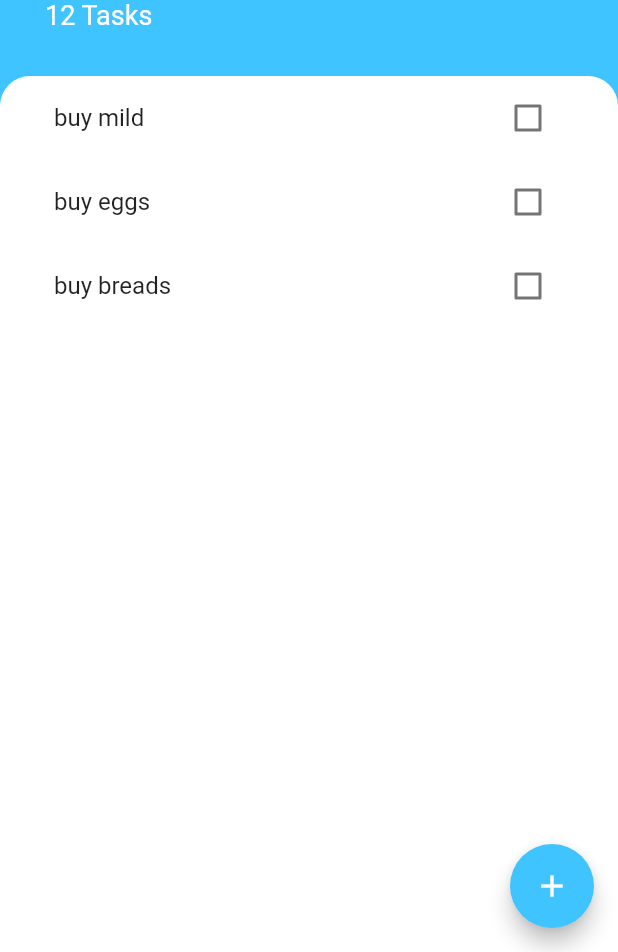
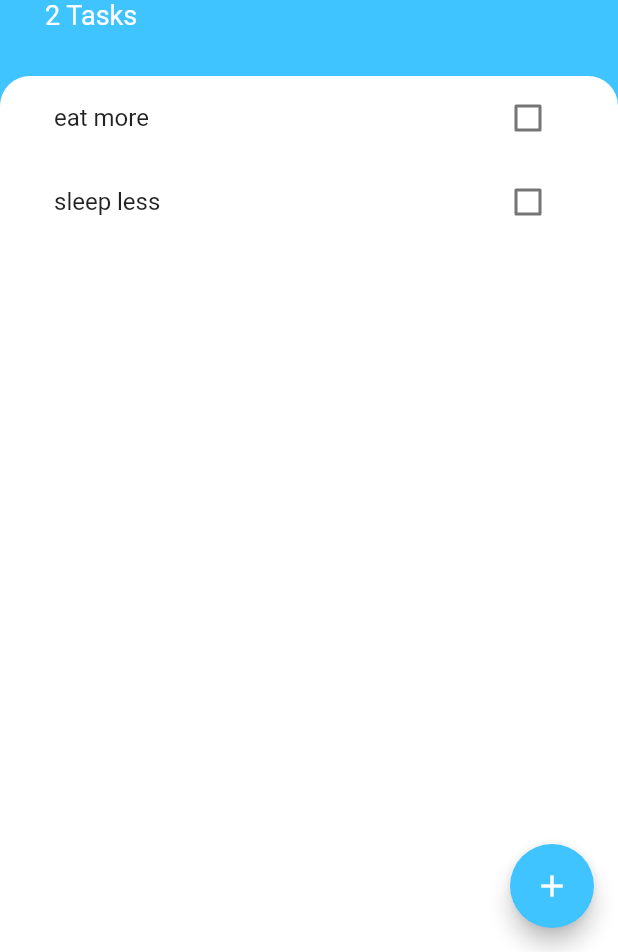
Before and after one commit to rstallman/todo_app, a Flutter app: the screen it shows after launch, on a phone screen of 412 x 824 dp, the part 284-1236 px from its top. Run offline on Flutter 3.47's test engine with Material 2 defaults, Android fonts, the phone set to English and light mode, and no system bars.

```diff
--- a/lib/screens/task_screen.dart
+++ b/lib/screens/task_screen.dart
@@ -1,10 +1,21 @@
 import 'package:flutter/material.dart';
 import 'package:todo_app/screens/add_task_screen.dart';
 
+import '../models/task.dart';
 import '../widgets/tasks_list.dart';
 
-class TasksScreen extends StatelessWidget {
+class TasksScreen extends StatefulWidget {
   const TasksScreen({Key? key}) : super(key: key);
+
+  @override
+  State<TasksScreen> createState() => _TasksScreenState();
+}
+
+class _TasksScreenState extends State<TasksScreen> {
+  List<Task> tasks = [
+    Task(name: "eat more"),
+    Task(name: "sleep less"),
+  ];
 
   @override
   Widget build(BuildContext context) {
@@ -16,7 +27,13 @@ class TasksScreen extends StatelessWidget {
         onPressed: () {
           showModalBottomSheet(
               context: context,
-              builder: (context) => AddTaskScreen());
+              builder: (context) =>
+                  AddTaskScreen(addTaskCallback: (newTaskTitle) {
+                    setState(() {
+                      tasks.add(Task(name: newTaskTitle));
+                    });
+                    Navigator.pop(context);
+                  }));
         },
       ),
       body: Column(
@@ -27,8 +44,8 @@ class TasksScreen extends StatelessWidget {
                 const EdgeInsets.only(top: 60, left: 30, right: 30, bottom: 30),
             child: Column(
               crossAxisAlignment: CrossAxisAlignment.start,
-              children: const [
-                CircleAvatar(
+              children: [
+                const CircleAvatar(
                   backgroundColor: Colors.white,
                   radius: 30,
                   child: Icon(
@@ -37,10 +54,10 @@ class TasksScreen extends StatelessWidget {
                     size: 30,
                   ),
                 ),
-                SizedBox(
+                const SizedBox(
                   height: 10,
                 ),
-                Text(
+                const Text(
                   'Todoey',
                   style: TextStyle(
                     color: Colors.white,
@@ -49,8 +66,8 @@ class TasksScreen extends StatelessWidget {
                   ),
                 ),
                 Text(
-                  '12 Tasks',
-                  style: TextStyle(
+                  '${tasks.length} Tasks',
+                  style: const TextStyle(
                     color: Colors.white,
                     fontSize: 18,
                   ),
@@ -69,7 +86,9 @@ class TasksScreen extends StatelessWidget {
                     topLeft: Radius.circular(20),
                     topRight: Radius.circular(20),
                   )),
-              child: TasksList(),
+              child: TasksList(
+                tasks: tasks,
+              ),
             ),
           ),
         ],
--- a/lib/widgets/task_tile.dart
+++ b/lib/widgets/task_tile.dart
@@ -8,15 +8,13 @@ class TaskTile extends StatelessWidget {
 
   TaskTile({required this.isChecked, required this.taskTitle , required this.checkboxCallback});
 
-
-
   @override
   Widget build(BuildContext context) {
     return ListTile(
       title: Text(
         taskTitle,
         style: TextStyle(
-          decoration: isChecked! ? TextDecoration.lineThrough : null,
+          decoration: isChecked ? TextDecoration.lineThrough : null,
         ),
       ),
       trailing:  Checkbox(
--- a/lib/widgets/tasks_list.dart
+++ b/lib/widgets/tasks_list.dart
@@ -4,31 +4,31 @@ import 'package:todo_app/widgets/task_tile.dart';
 import '../models/task.dart';
 
 class TasksList extends StatefulWidget {
+  final List<Task> tasks;
+
+  TasksList({required this.tasks});
+
   @override
   State<TasksList> createState() => _TasksListState();
 }
 
 class _TasksListState extends State<TasksList> {
-  List<Task> tasks = [
-    Task(name: "buy mild"),
-    Task(name: "buy eggs"),
-    Task(name: "buy breads")
-  ];
 
   @override
   Widget build(BuildContext context) {
     return ListView.builder(
       itemBuilder: (context, index) {
         return TaskTile(
-            isChecked: tasks[index].isDone, taskTitle: tasks[index].name,
-            checkboxCallback: (bool? checkboxState) {
-              setState(() {
-                tasks[index].toggleDone();
-              });
-            }
+          isChecked: widget.tasks[index].isDone,
+          taskTitle: widget.tasks[index].name,
+          checkboxCallback: (bool? checkboxState) {
+            setState(() {
+              widget.tasks[index].toggleDone();
+            });
+          },
         );
       },
-      itemCount: tasks.length,
+      itemCount: widget.tasks.length,
     );
   }
 }
```
Also changed, not shown: lib/screens/add_task_screen.dart (+12 -4 lines).
